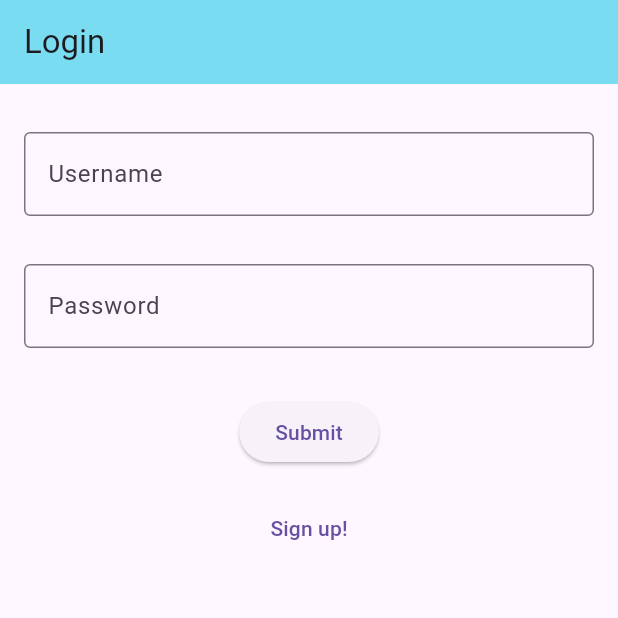
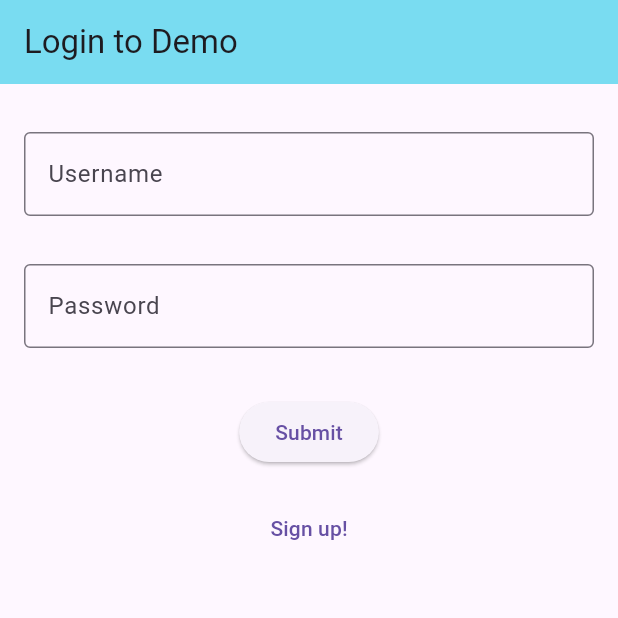
Before and after one commit to AAU-ASE-23W-Grp-D/RecipeOrganizerFrontend, a Flutter app: the screen it shows after launch, on a phone screen of 412 x 824 dp, the top half of it. Run offline on Flutter 3.47's test engine with Material 3 defaults, Android fonts, the phone set to English and light mode, and no system bars; our stand-ins replace flutter_secure_storage, image_picker; missing offline and left inert: global_configuration.

Commit message:
Commit for demo deployment

```diff
--- a/lib/app.dart
+++ b/lib/app.dart
@@ -20,7 +20,7 @@ class MyApp extends StatelessWidget {
           elevation: 0, // Remove shadow
         ),
       ),
-      home: const LoginPage(title: "Login")
+      home: const LoginPage(title: "Login to Demo")
     );
   }
 }
```
